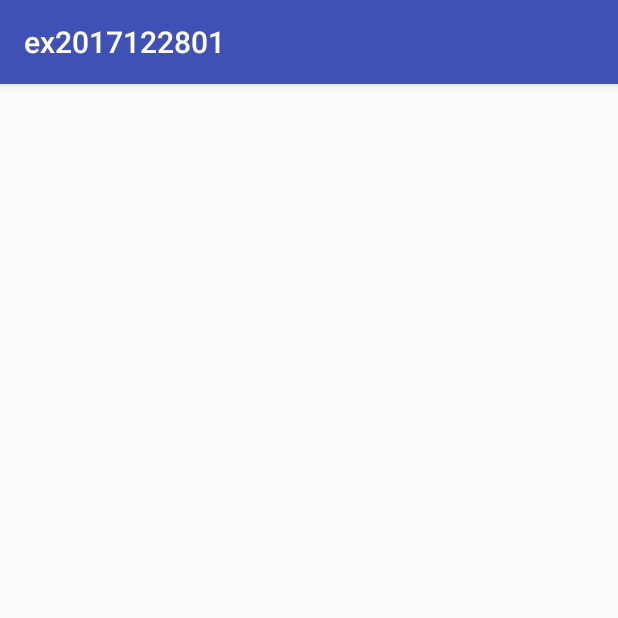
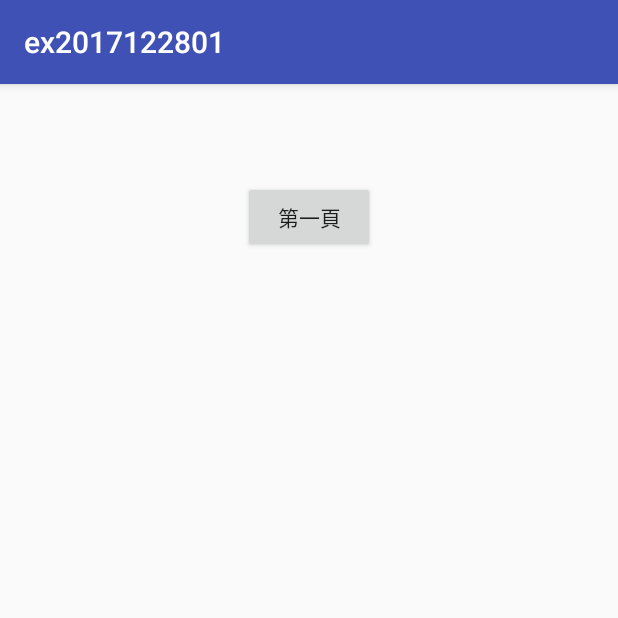
Before and after one commit to shiaoshia/ex2017122801, an Android app: the Sec2Activity screen opened directly, with no data from a screen before it, on a phone screen of 412 x 824 dp, the top half of it. Run offline under Robolectric (Android 15) with nearby library versions, the phone set to English and light mode, and no system bars.

```diff
--- a/app/src/main/java/tw/com/shiaoshia/ex2017122801/MainActivity.java
+++ b/app/src/main/java/tw/com/shiaoshia/ex2017122801/MainActivity.java
@@ -9,6 +9,8 @@ import android.widget.TextView;
 
 public class MainActivity extends AppCompatActivity {
     TextView TV;
+    EditText ET1;
+
     @Override
     protected void onCreate(Bundle savedInstanceState) {
         super.onCreate(savedInstanceState);
@@ -30,7 +32,7 @@ public class MainActivity extends AppCompatActivity {
     //跳下一頁,將值傳給下一頁
     public void onClick2(View v){
 
-        EditText ET1;
+
         ET1=findViewById(R.id.editText);
         Intent it=new Intent(MainActivity.this,Sec2Activity.class);
         it.putExtra("data", ET1.getText().toString());
@@ -39,7 +41,8 @@ public class MainActivity extends AppCompatActivity {
     //跳第三頁,並接教第三頁回傳資料
     public void onClick3(View v){
         Intent it=new Intent(MainActivity.this,thr3Activity.class);
-        //startActivity(it);
+        //it.putExtra("data", ET1.getText().toString());
+
         startActivityForResult(it,123);
     }
 
--- a/app/src/main/java/tw/com/shiaoshia/ex2017122801/Sec2Activity.java
+++ b/app/src/main/java/tw/com/shiaoshia/ex2017122801/Sec2Activity.java
@@ -3,6 +3,7 @@ package tw.com.shiaoshia.ex2017122801;
 import android.content.Intent;
 import android.support.v7.app.AppCompatActivity;
 import android.os.Bundle;
+import android.view.View;
 import android.widget.TextView;
 
 public class Sec2Activity extends AppCompatActivity {
@@ -19,6 +20,10 @@ public class Sec2Activity extends AppCompatActivity {
         Intent it=getIntent();
         String str=it.getStringExtra("data");
         tv2.setText(str);
+    }
 
+    public void onClick(View v){
+        Intent it=new Intent(Sec2Activity.this,MainActivity.class);
+        startActivity(it);
     }
 }
--- a/app/src/main/java/tw/com/shiaoshia/ex2017122801/thr3Activity.java
+++ b/app/src/main/java/tw/com/shiaoshia/ex2017122801/thr3Activity.java
@@ -13,6 +13,9 @@ public class thr3Activity extends AppCompatActivity {
         super.onCreate(savedInstanceState);
         setContentView(R.layout.activity_thr3);
         et2=findViewById(R.id.editText2);
+        Intent it=getIntent();
+        //String str=it.getStringExtra("data");
+        //et2.setText(str);
     }
 
     //回傳資料給第一頁
--- a/app/src/main/res/layout/activity_sec2.xml
+++ b/app/src/main/res/layout/activity_sec2.xml
@@ -19,4 +19,17 @@
         app:layout_constraintStart_toStartOf="parent"
         app:layout_constraintTop_toTopOf="parent" />
 
+    <Button
+        android:id="@+id/button6"
+        android:layout_width="wrap_content"
+        android:layout_height="wrap_content"
+        android:layout_marginEnd="16dp"
+        android:layout_marginStart="16dp"
+        android:layout_marginTop="16dp"
+        android:onClick="onClick"
+        android:text="第一頁"
+        app:layout_constraintEnd_toEndOf="parent"
+        app:layout_constraintStart_toStartOf="parent"
+        app:layout_constraintTop_toBottomOf="@+id/textView2" />
+
 </android.support.constraint.ConstraintLayout>
```
